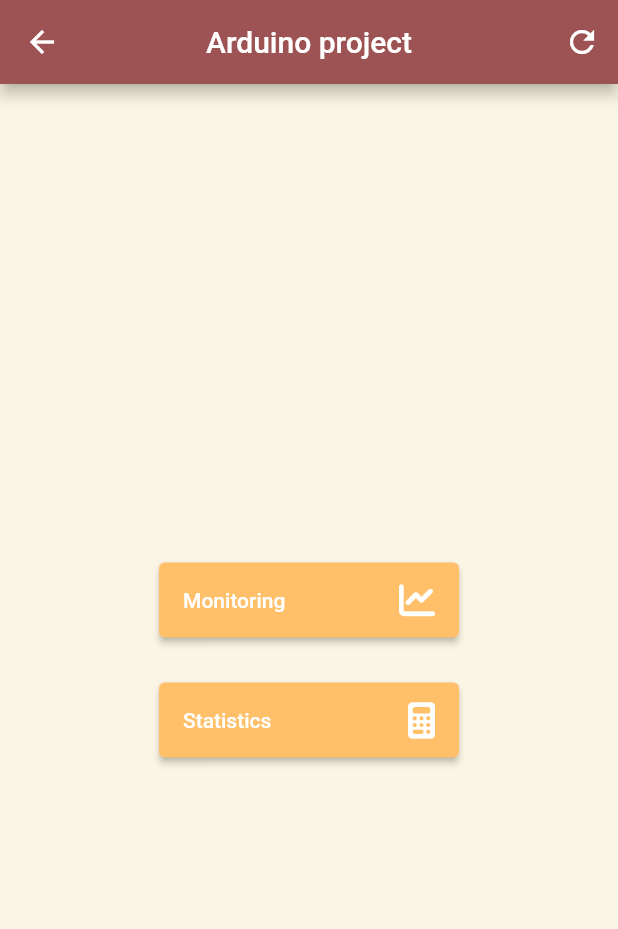
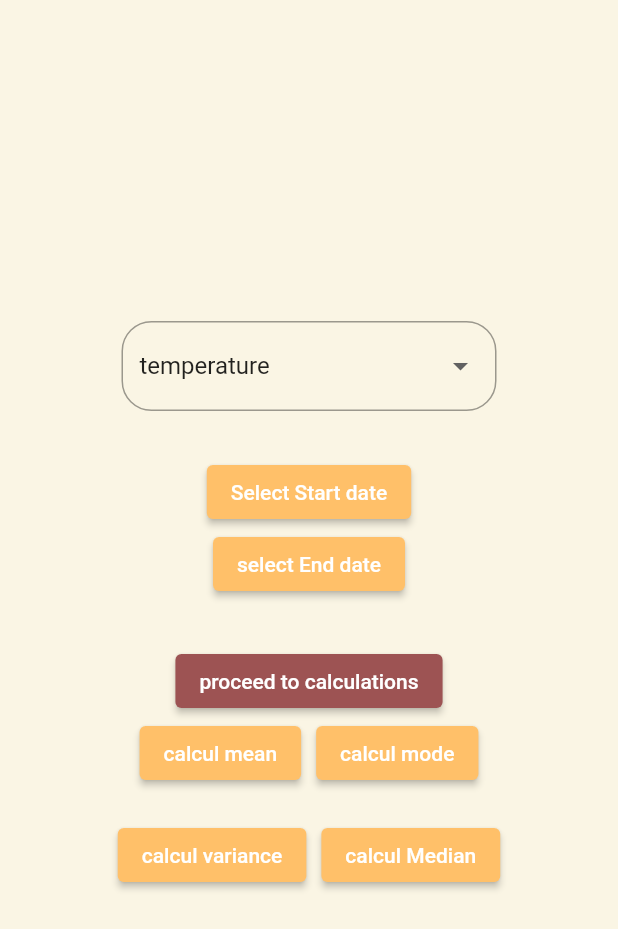
Before and after one commit to badroouk/PfeProjet, a Flutter app: the pageAcceuil screen opened directly, after a tap on "Statistics", on a phone screen of 412 x 824 dp. Shown: the top 929 px of the screen. Run offline on Flutter 3.47's test engine with Material 2 defaults, Android fonts, the light colour scheme and no system bars; our stand-ins replace cloud_firestore, firebase_database, flutter_keyboard_visibility, flutter_svg, fluttertoast, font_awesome_flutter and 2 more; missing offline and left inert: mysql1; accounts and stored records are empty; network calls fail.

Commit message:
added statistics page

```diff
--- a/lib/authentification/register_page.dart
+++ b/lib/authentification/register_page.dart
@@ -52,6 +52,7 @@ class _registerPageState extends State<registerPage> {
 
   @override
   Widget build(BuildContext context) {
+    final iskeyboard=MediaQuery.of(context).viewInsets.bottom!=0;
     return GestureDetector(
       onTap: () {
         FocusManager.instance.primaryFocus?.unfocus();
@@ -74,7 +75,7 @@ class _registerPageState extends State<registerPage> {
                       color: Colors.grey
                   ),),
                 SizedBox(height: 10,),
-                Container(
+                if (!iskeyboard) Container(
                     width: 300,
                     height: 200,
                     child: SvgPicture.asset("images/start.svg")
--- a/lib/main.dart
+++ b/lib/main.dart
@@ -11,7 +11,6 @@ class MyApp extends StatelessWidget {
   @override
   Widget build(BuildContext context) {
     return MaterialApp(
-      title: 'Flutter Demo',
       home:firstPage(),
     );
   }
--- a/lib/pageAcceuil.dart
+++ b/lib/pageAcceuil.dart
@@ -1,3 +1,4 @@
+import 'package:arduinopfe/statistics/dataMenu.dart';
 import 'package:flutter/material.dart';
 import 'package:font_awesome_flutter/font_awesome_flutter.dart';
 
@@ -47,7 +48,10 @@ class pageAcceuil extends StatelessWidget {
             child: SizedBox(
               width: 200,
               child: menuButton(
-                press: (){},
+                press: (){
+                  Navigator.of(context)
+                      .push(MaterialPageRoute(builder: (context) => dataPage()));
+                },
                 icon:  FontAwesomeIcons.calculator,
                 text: "Statistics",
               ),
--- /dev/null
+++ b/lib/statistics/dataMenu.dart
@@ -0,0 +1,287 @@
+import 'dart:convert';
+import 'package:arduinopfe/backUpDataPages/backupDataPage.dart';
+import 'package:http/http.dart ' as http;
+import 'package:flutter/cupertino.dart';
+import 'package:flutter/material.dart';
+import 'package:font_awesome_flutter/font_awesome_flutter.dart';
+import 'package:mysql1/mysql1.dart';
+
+class dataPage extends StatefulWidget {
+  dataPage({Key? key}) : super(key: key);
+
+  @override
+  State<dataPage> createState() => _dataPageState();
+}
+
+class _dataPageState extends State<dataPage> {
+  String final_response = "";
+  void dropdownCallback(String? selectedValue) {
+    if (selectedValue is String) {
+      setState(() {
+        _dropdownValue = selectedValue;
+      });
+    }
+  }
+
+  late String _dropdownValue = 'temperature';
+  late DateTime _dateStart = DateTime.now();
+  late DateTime _dateEnd = DateTime.now();
+  @override
+  Widget build(BuildContext context) {
+    return Scaffold(
+      backgroundColor: Color(0xFFFAF5E4),
+      body: Column(
+        mainAxisAlignment: MainAxisAlignment.center,
+        children: [
+          Center(
+            child: Column(
+              children: [
+                DropdownButtonFormField(
+                  dropdownColor: Color(0xFFFFC069),
+                  decoration: const InputDecoration(
+                    constraints: BoxConstraints.tightFor(width: 250,height: 60),
+                      disabledBorder: OutlineInputBorder(
+                        borderRadius: BorderRadius.all(Radius.circular(20.0)),
+                        borderSide: BorderSide(
+                          color: Colors.white,
+                        ),
+                      ),
+                      focusedBorder: OutlineInputBorder(
+                        borderSide: BorderSide(
+                          color: Color(0xFFFFC069),
+                        ),
+                        borderRadius: BorderRadius.all(Radius.circular(20.0)),
+                      ),
+                      border: OutlineInputBorder(
+                        borderRadius: BorderRadius.all(
+                          Radius.circular(20.0),
+                        ),
+                        borderSide: BorderSide(
+                          color: Color(0xFFFFC069),
+                        ),
+                      )),
+                  hint: Text("select value"),
+                  items: const [
+                    DropdownMenuItem(
+                      child: Text('temperature'),
+                      value: 'temperature',
+                    ),
+                    DropdownMenuItem(
+                      child: Text('humidity'),
+                      value: 'humidity',
+                    ),
+                    DropdownMenuItem(
+                      child: Text('precipitation'),
+                      value: 'precipitation',
+                    ),
+                    DropdownMenuItem(
+                      child: Text('ultraviolet'),
+                      value: 'ultraviolet',
+                    ),
+                    DropdownMenuItem(
+                      child: Text('luminosity'),
+                      value: 'luminosity',
+                    ),
+                    DropdownMenuItem(
+                      child: Text('Pollution'),
+                      value: 'carbonmonoxide',
+                    ),
+                  ],
+                  onChanged: dropdownCallback,
+                  value: _dropdownValue,
+                ),
+                SizedBox(
+                  height: 30,
+                ),
+                ElevatedButton(
+                  style: ElevatedButton.styleFrom(primary: Color(0xFFFFC069)),
+                  onPressed: () async {
+                    DateTime? dateStart = await showDatePicker(
+                      context: context,
+                      initialDate: DateTime.now(),
+                      firstDate: DateTime(2001),
+                      lastDate: DateTime(2222),
+                    );
+                    if (dateStart == null) return;
+
+                    debugPrint(
+                        'date start: ${dateStart.toString().substring(0, 10)}');
+
+                    TimeOfDay? newTime = await showTimePicker(
+                      context: context,
+                      initialTime: TimeOfDay(hour: 00, minute: 00),
+                    );
+                    if (newTime == null) return;
+                    final newDateTimeStart = DateTime(
+                        dateStart.year,
+                        dateStart.month,
+                        dateStart.day,
+                        newTime.hour,
+                        newTime.minute);
+                    setState(() {
+                      _dateStart = newDateTimeStart;
+                    });
+                  },
+                  child: Text('Select Start date'),
+                ),
+                SizedBox(
+                  width: 10,
+                ),
+                ElevatedButton(
+                  style: ElevatedButton.styleFrom(primary: Color(0xFFFFC069)),
+                  onPressed: () async {
+                    DateTime? dateEnd = await showDatePicker(
+                      context: context,
+                      initialDate: DateTime.now(),
+                      firstDate: DateTime(2001),
+                      lastDate: DateTime(2222),
+                    );
+                    if (dateEnd == null) return;
+
+                    debugPrint(
+                        'date end: ${dateEnd.toString().substring(0, 19)}');
+
+                    TimeOfDay? newTime = await showTimePicker(
+                      context: context,
+                      initialTime: TimeOfDay(hour: 00, minute: 00),
+                    );
+                    if (newTime == null) return;
+                    debugPrint(newTime.toString());
+                    final newDateTimeEnd = DateTime(dateEnd.year, dateEnd.month,
+                        dateEnd.day, newTime.hour, newTime.minute);
+                    setState(() {
+                      _dateEnd = newDateTimeEnd;
+                    });
+                  },
+                  child: Text('select End date'),
+                ),
+                SizedBox(
+                  height: 30,
+                ),
+                SizedBox(
+                  child: ElevatedButton(
+                    style: ElevatedButton.styleFrom(primary:Color(0xFF9D5353)),
+                    onPressed: () async {
+                      dropdownCallback(_dropdownValue);
+                      final url = "http://192.168.1.6:5000/";
+                      final response = await http.post(Uri.parse(url),
+                          body: json.encode({
+                            'value': _dropdownValue,
+                            'date_start':
+                                _dateStart.toString().substring(0, 19),
+                            'date_end': _dateEnd.toString().substring(0, 19)
+                          }));
+                    },
+                    child: Text('proceed to calculations'),
+                  ),
+                ),
+                Row(
+                  mainAxisAlignment: MainAxisAlignment.center,
+                  children: [
+                    ElevatedButton(
+                      style:
+                          ElevatedButton.styleFrom(primary: Color(0xFFFFC069)),
+                      onPressed: () async {
+                        final url = "http://192.168.1.6:5000/";
+                        final response = await http.get(Uri.parse(url));
+                        final decode =
+                            json.decode(response.body) as Map<String, dynamic>;
+                        setState(() {
+                          final_response =
+                              "Mean = ${decode['cursormean'].toString()}";
+                        });
+                      },
+                      child: Text('calcul mean'),
+                    ),
+                    SizedBox(
+                      width: 10,
+                    ),
+                    ElevatedButton(
+                      style:
+                          ElevatedButton.styleFrom(primary: Color(0xFFFFC069)),
+                      onPressed: () async {
+                        final url = "http://192.168.1.6:5000/";
+                        final response = await http.get(Uri.parse(url));
+                        final decode =
+                            json.decode(response.body) as Map<String, dynamic>;
+                        setState(() {
+                          final_response =
+                              "Mode = ${decode['cursormode'].toString()}";
+                        });
+                      },
+                      child: Text('calcul mode'),
+                    ),
+                  ],
+                ),
+                SizedBox(
+                  height: 20,
+                ),
+                Row(
+                  mainAxisAlignment: MainAxisAlignment.center,
+                  children: [
+                    ElevatedButton(
+                      style:
+                          ElevatedButton.styleFrom(primary: Color(0xFFFFC069)),
+                      onPressed: () async {
+                        final url = "http://192.168.1.6:5000/";
+                        final response = await http.get(Uri.parse(url));
+                        final decode =
+                            json.decode(response.body) as Map<String, dynamic>;
+                        setState(() {
+                          final_response =
+                              "Variance =${decode['cursorvar'].toString()}";
+                          debugPrint("value = $final_response");
+                        });
+                      },
+                      child: Text('calcul variance'),
+                    ),
+                    SizedBox(
+                      width: 10,
+                    ),
+                    ElevatedButton(
+                      style:
+                          ElevatedButton.styleFrom(primary: Color(0xFFFFC069)),
+                      onPressed: () async {
+                        final url = "http://192.168.1.6:5000/";
+                        final response = await http.get(Uri.parse(url));
+                        final decode =
+                            json.decode(response.body) as Map<String, dynamic>;
+                        setState(() {
+                          final_response =
+                              "Median =${decode['cursormed'].toString()}";
+                        });
+                      },
+                      child: Text('calcul Median'),
+                    ),
+                  ],
+                ),
+                Text(final_response),
+              ],
+            ),
+          ),
+        ],
+      ),
+    );
+  }
+}
+
+class menuButton extends StatelessWidget {
+  const menuButton(
+      {required this.icon, required this.text, required this.press});
+  final press;
+  final IconData icon;
+  final String text;
+  @override
+  Widget build(BuildContext context) {
+    return ElevatedButton(
+        onPressed: press,
+        style: ButtonStyle(
+          backgroundColor: MaterialStateProperty.all(Color(0xFFFFC069)),
+          minimumSize: MaterialStateProperty.all(Size(0, 50)),
+        ),
+        child: Row(
+          mainAxisAlignment: MainAxisAlignment.spaceBetween,
+          children: [Text(text), FaIcon(icon)],
+        ));
+  }
+}
--- a/pubspec.yaml
+++ b/pubspec.yaml
@@ -45,6 +45,7 @@ dependencies:
   firebase_database: ^9.0.14
   firebase_core: ^1.17.0
   cloud_firestore: ^3.1.15
+  flutter_keyboard_visibility: ^5.2.0
 
 dev_dependencies:
   font_awesome_flutter: ^10.1.0
```
Also changed, not shown: lib/authentification/login_page.dart (+9 -5 lines), pubspec.lock.
